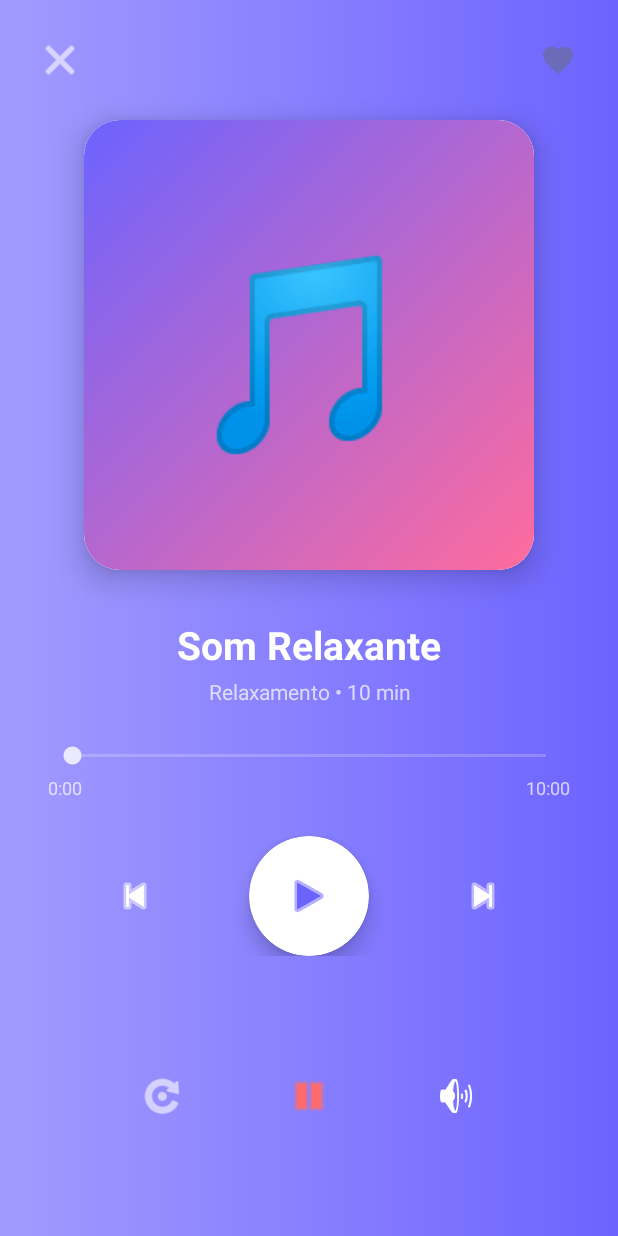
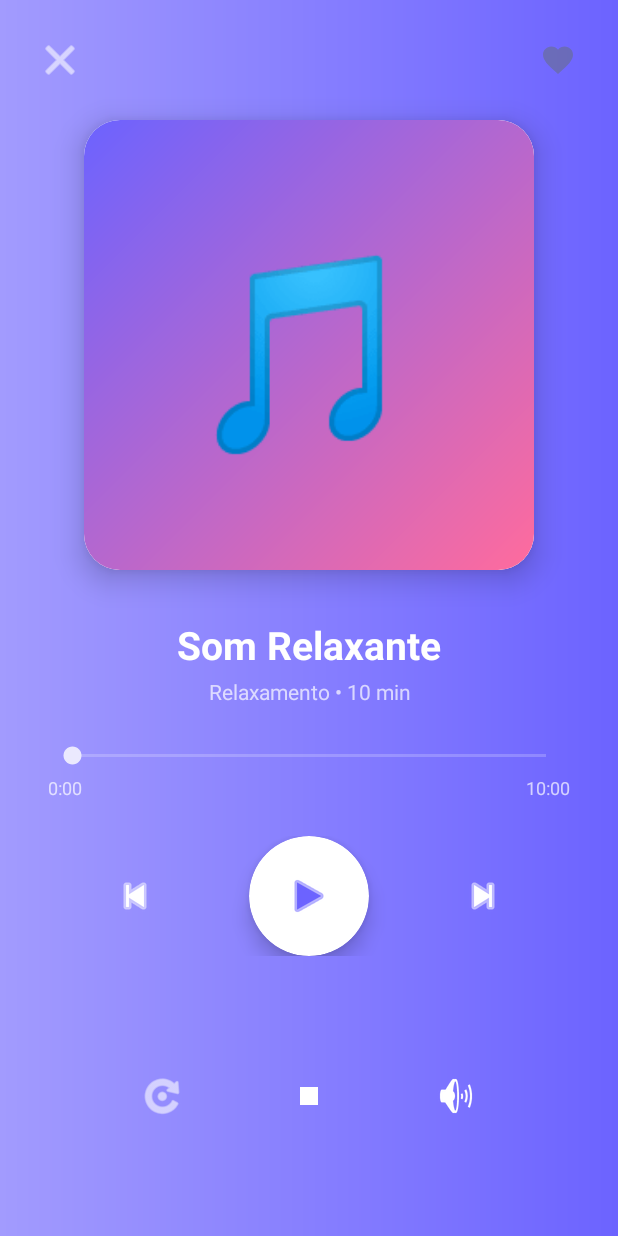
Before and after one commit to vandersonbraz/projeto-android, an Android app: the PlayerActivity screen opened directly, with no data from a screen before it, on a phone screen of 412 x 824 dp. Run offline under Robolectric (Android 15) with nearby library versions, the phone set to English and light mode, and no system bars; our stand-ins replace AdMob; libraries missing offline, so code that uses them is left out: com.android.billingclient; pictures from the network do not load; 4 statements that could not run were skipped.

Commit message:
Release v2.11-FINAL: Botão STOP com ícone correto (quadradinho branco)
⏹️ CORREÇÃO VISUAL - BOTÃO STOP:
- Botão STOP agora é um QUADRADINHO branco ⏹️ (não dois pausinhos)
- Visual consistente: branco igual ao botão de volume
- Ícone customizado (ic_stop.xml) - design limpo e profissional
- Layout: Loop (🔁) | Stop (⏹️) | Volume (🔊)

📁 ARQUIVOS MODIFICADOS:
- ic_stop.xml (NOVO): ícone customizado de quadrado para STOP
- activity_player.xml: botão STOP agora usa @drawable/ic_stop e cor branca
- README.md: atualizado para v2.11-FINAL

✅ Loop automático funcionando 100%
✅ Sistema de 6 ações mantido
✅ Interface completa e profissional

```diff
--- /dev/null
+++ b/CalmareApp/app/src/main/res/drawable/ic_stop.xml
@@ -0,0 +1,11 @@
+<?xml version="1.0" encoding="utf-8"?>
+<vector xmlns:android="http://schemas.android.com/apk/res/android"
+    android:width="24dp"
+    android:height="24dp"
+    android:viewportWidth="24"
+    android:viewportHeight="24">
+    <!-- Quadrado centralizado (ícone de STOP) -->
+    <path
+        android:fillColor="#FFFFFF"
+        android:pathData="M6,6 L18,6 L18,18 L6,18 Z" />
+</vector>
--- a/CalmareApp/app/src/main/res/layout/activity_player.xml
+++ b/CalmareApp/app/src/main/res/layout/activity_player.xml
@@ -244,8 +244,8 @@
             android:layout_width="56dp"
             android:layout_height="56dp"
             android:background="?attr/selectableItemBackgroundBorderless"
-            android:src="@android:drawable/ic_media_pause"
-            android:tint="@color/error"
+            android:src="@drawable/ic_stop"
+            android:tint="@color/white"
             android:alpha="1.0"
             android:contentDescription="Stop" />
 
```
Also changed, not shown: 2 other files.
